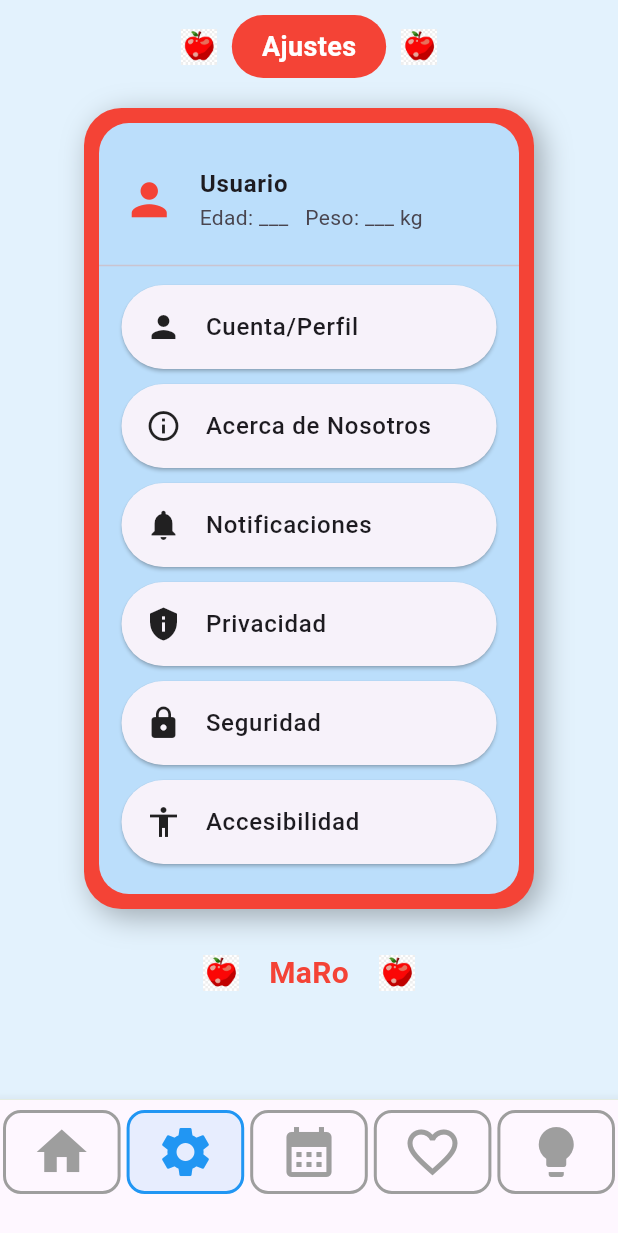
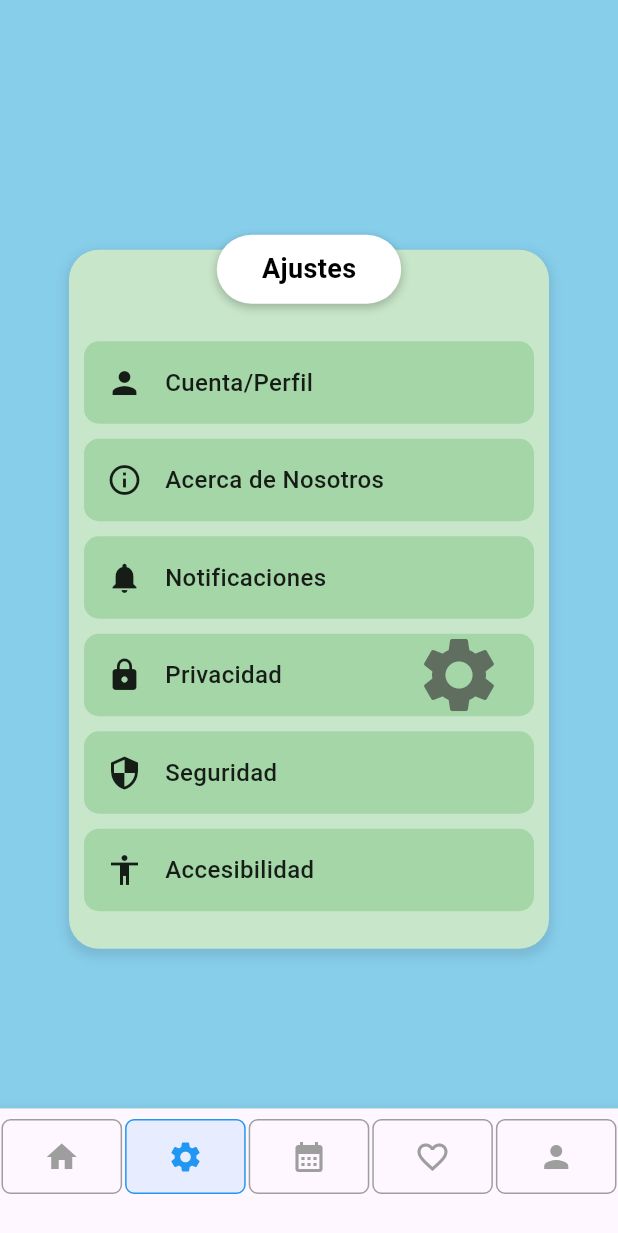
Before and after one commit to Marconic12/App_hackaton, a Flutter app: the MainScaffold screen opened by its route, item 2 of the bottom bar chosen, on a phone screen of 412 x 824 dp. Shown: the top 1233 px of the screen. Run offline on Flutter 3.47's test engine with Material 3 defaults, Android fonts, the phone set to English and light mode, and no system bars; our stand-ins replace animate_do, shared_preferences; accounts and stored records are empty; Roboto replaces fonts that are missing (Cursive).

Commit message:
cambios finales

```diff
--- a/lib/components/app_bar.dart
+++ b/lib/components/app_bar.dart
@@ -11,7 +11,7 @@ class CustomAppBar extends StatelessWidget implements PreferredSizeWidget {
   final TextStyle? defaultTitleStyle;
 
   // Altura aumentada para el diseño original
-  static const double customHeight = 80;
+  static const double customHeight = 110.8;
 
   const CustomAppBar({
     super.key,
@@ -61,12 +61,14 @@ class CustomAppBar extends StatelessWidget implements PreferredSizeWidget {
         // Propiedades adaptadas
         backgroundColor: backgroundColor,
         elevation: 0,
-        automaticallyImplyLeading: false, // Controlamos el leading con nuestro widget
+        automaticallyImplyLeading: false,
+        // Importante: también debemos aumentar la altura aquí para que el AppBar anidado no lo limite
+        toolbarHeight: customHeight,
         title: centerTitle ? Center(child: styledTitle) : styledTitle,
-        leading: leading != null ? Padding(
-          padding: const EdgeInsets.symmetric(horizontal: 12),
-          child: leading,
-        ) : null,
+
+        // ¡CAMBIO CLAVE! Eliminamos el Padding extra.
+        leading: leading,
+
         actions: actions,
       ),
     );
--- a/lib/main.dart
+++ b/lib/main.dart
@@ -39,8 +39,8 @@ class _MainScaffoldState extends State<MainScaffold> {
     const HomePage(),
     const Ajustes(),
     const Center(child: Text("Favoritos", style: TextStyle(fontSize: 24))),
-      const Center(child: Text("Calendario", style: TextStyle(fontSize: 24))),
-    const Perfil(), // Aquí reemplazamos el placeholder
+    const Center(child: Text("Calendario", style: TextStyle(fontSize: 24))),
+    const Perfil(),
   ];
 
   void _onItemTapped(int index) {
@@ -49,20 +49,23 @@ class _MainScaffoldState extends State<MainScaffold> {
     });
   }
 
-  BottomNavigationBarItem _navItem(IconData icon, int index, {double size = 24}) {
+  // Altura personalizada más pequeña para la barra de navegación
+  static const double _customBarHeight = 50.0; // ¡Cambiado de kBottomNavigationBarHeight (56.0) a 50.0!
+
+  BottomNavigationBarItem _navItem(IconData icon, int index, {double size = 15}) {
     final bool isSelected = _selectedIndex == index;
 
     return BottomNavigationBarItem(
       icon: SizedBox(
-        height: kBottomNavigationBarHeight,
+        height: _customBarHeight, // <-- Se usa la altura personalizada
         child: Container(
           alignment: Alignment.center,
-          margin: const EdgeInsets.symmetric(horizontal: 2),
+          margin: const EdgeInsets.symmetric(horizontal: 1),
           decoration: BoxDecoration(
-            borderRadius: BorderRadius.circular(12),
+            borderRadius: BorderRadius.circular(6),
             border: Border.all(
               color: isSelected ? Colors.blue : Colors.grey,
-              width: 2,
+              width: 1,
             ),
             color: isSelected ? Colors.blue.withOpacity(0.1) : Colors.transparent,
           ),
@@ -84,17 +87,17 @@ class _MainScaffoldState extends State<MainScaffold> {
       body: _pages[_selectedIndex],
       bottomNavigationBar: BottomNavigationBar(
         type: BottomNavigationBarType.fixed,
-        iconSize: 22,
+        iconSize: 15,
         currentIndex: _selectedIndex,
         selectedItemColor: Colors.blue,
         unselectedItemColor: Colors.grey,
         onTap: _onItemTapped,
         items: [
-          _navItem(Icons.home, 0, size: 40),
-          _navItem(Icons.settings, 1, size: 40),
-          _navItem(Icons.calendar_month, 2, size: 40),
-          _navItem(Icons.favorite_border, 3, size: 40),
-          _navItem(Icons.lightbulb, 3, size: 40),
+          _navItem(Icons.home, 0, size: 24), // Reducido el tamaño del ícono
+          _navItem(Icons.settings, 1, size: 24), // Reducido el tamaño del ícono
+          _navItem(Icons.calendar_month, 2, size: 24), // Reducido el tamaño del ícono
+          _navItem(Icons.favorite_border, 3, size: 24), // Reducido el tamaño del ícono
+          _navItem(Icons.person, 4, size: 24), // IMPORTANTE: El índice de Perfil es 4
         ],
       ),
     );
--- a/lib/screens/Condition.dart
+++ b/lib/screens/Condition.dart
@@ -21,10 +21,13 @@ class _PhysicalConditionScreenState extends State<PhysicalConditionScreen> {
     'Hipertensión',
     'Ninguna'
   ];
-  final Set<String> _selectedConditions = {};
+  // *** CAMBIO REALIZADO AQUÍ (Línea 26) ***
+  // Inicializa con "Ninguna" para que el botón esté activo por defecto.
+  final Set<String> _selectedConditions = {'Ninguna'};
+
   final TextEditingController _otherConditionController = TextEditingController();
 
-  // El getter se mantiene igual (Opción 2)
+  // El getter se mantiene igual
   bool get _isConditionSelected =>
     _selectedConditions.isNotEmpty || _otherConditionController.text.trim().isNotEmpty;
 
@@ -136,10 +139,10 @@ class _PhysicalConditionScreenState extends State<PhysicalConditionScreen> {
                           ? const Icon(Icons.check_circle, color: Colors.white)
                           : null,
                       label: Text(condition, style: TextStyle(
-                        color: isSelected ? Colors.white : Colors.blueAccent,
+                        color: isSelected && condition != 'Ninguna' ? Colors.white : (isSelected && condition == 'Ninguna' ? Colors.white : Colors.blueAccent),
                         fontWeight: FontWeight.w600,
                       )),
-                      backgroundColor: isSelected ? Colors.blueAccent : Colors.blueAccent,
+                      backgroundColor: isSelected ? Colors.blueAccent : Colors.white, // Color de fondo diferente para deseleccionado
                       shape: StadiumBorder(
                         side: BorderSide(
                           color: isSelected ? Colors.blueAccent : Colors.blueAccent.shade200,
@@ -176,9 +179,9 @@ class _PhysicalConditionScreenState extends State<PhysicalConditionScreen> {
                     ),
                     focusedBorder: OutlineInputBorder(
                       borderRadius: BorderRadius.circular(15),
-                      borderSide: const BorderSide(color: Colors.deepOrange, width: 2.5),
+                      borderSide: const BorderSide(color: Colors.blueAccent, width: 2.5),
                     ),
-                    prefixIcon: const Icon(Icons.medical_services, color: Colors.deepOrange),
+                    prefixIcon: const Icon(Icons.medical_services, color: Colors.blueAccent),
                   ),
                 ),
               ),
@@ -191,7 +194,7 @@ class _PhysicalConditionScreenState extends State<PhysicalConditionScreen> {
                 child: ElevatedButton(
                   onPressed: _isConditionSelected ? _navigateToNextScreen : null,
                   style: ElevatedButton.styleFrom(
-                    backgroundColor: Colors.deepOrange,
+                    backgroundColor: Colors.blueAccent,
                     foregroundColor: Colors.white,
                     disabledBackgroundColor: Colors.grey.shade400,
                     padding: const EdgeInsets.symmetric(vertical: 18, horizontal: 50),
--- a/lib/screens/home_page.dart
+++ b/lib/screens/home_page.dart
@@ -4,6 +4,7 @@ import 'package:victor_appl_maro/components/app_bar.dart';
 import 'package:victor_appl_maro/components/peso_imc.dart';
 import 'package:victor_appl_maro/components/consejos_wild.dart';
 import 'package:victor_appl_maro/components/chat_bot.dart';
+import 'package:victor_appl_maro/screens/perfil.dart'; // Asegúrate de que ChatScreen esté importado si es de 'chat_bot.dart'
 
 
 class HomePage extends StatefulWidget {
@@ -18,7 +19,10 @@ class _HomePageState extends State<HomePage> {
     'weight': 70,
     'height': 170,
   };
-
+  final double iconSize1 = 100;
+  final double buttonAreaSize1 = 110;
+  final double iconSize = 60;
+  final double buttonAreaSize = 70;
   @override
   Widget build(BuildContext context) {
     return Scaffold(
@@ -26,29 +30,49 @@ class _HomePageState extends State<HomePage> {
         backgroundColor: AppColor.background,
         elevation: 0,
         title: const SizedBox.shrink(),
-        leading: IconButton(
-          onPressed: () {},
+
+        // 1. Botón de Perfil (leading)
+        leading: SizedBox( // Envuelve en SizedBox para darle más área
+          width: buttonAreaSize1,
+          height: buttonAreaSize1,
+          child: IconButton(
+            padding: EdgeInsets.zero, // Elimina el padding interno predeterminado
+            onPressed:() {
+            Navigator.push(
+            context,
+            MaterialPageRoute(builder: (context) => const Perfil()   ),
+            );
+            },
             icon: Image.asset(
               'assets/icons/boton perfil.png',
-            height: 48,
-            width: 48,
+              height: iconSize1, // Establece el tamaño del icono
+              width: iconSize1,
             ),
             tooltip: 'Perfil',
           ),
+        ),
+
         actions: [
-          IconButton(
+          // 2. Botón de Chatbot (actions)
+          SizedBox( // Envuelve en SizedBox para darle más área
+            width: buttonAreaSize,
+            height: buttonAreaSize,
+            child: IconButton(
+              padding: EdgeInsets.zero, // Elimina el padding interno predeterminado
               onPressed: () {
                   Navigator.push(
                   context,
+                  // Asumo que ChatScreen es el widget de la pantalla del chatbot
                   MaterialPageRoute(builder: (context) => const ChatScreen()),
                 );
               },
               icon: Image.asset(
                 'assets/icons/boton de chatbot.png',
-              height: 48,
-              width: 48,
+                height: iconSize, // Establece el tamaño del icono
+                width: iconSize,
               ),
               tooltip: 'Chatbot',
+            ),
           ),
           const SizedBox(width: 10),
         ],
--- a/lib/screens/setting.dart
+++ b/lib/screens/setting.dart
@@ -5,103 +5,131 @@ class Ajustes extends StatelessWidget {
 
   @override
   Widget build(BuildContext context) {
+    // Definición de colores base del diseño
+    const Color colorFondoAzulClaro = Color(0xFF87CEEB); // Un azul más vívido para el fondo
+    const Color colorCajaVerdeClaro = Color(0xFFC8E6C9); // Verde muy claro para la caja principal
+    const Color colorBotonVerde = Color(0xFFA5D6A7); // Verde claro ligeramente más oscuro para los botones
+    const Color colorGrisOscuro = Color(0xFF424242); // Gris oscuro para el icono de engranaje
+
     return Scaffold(
-      backgroundColor: Colors.blue.shade50,
-      body: SafeArea(
-        child: ListView(
-          padding: const EdgeInsets.symmetric(vertical: 10),
+      // El fondo exterior es el color azul vibrante
+      backgroundColor: colorFondoAzulClaro,
+      body: Center(
+        child: Container(
+          // Contenedor principal para la caja verde
+          width: 320, // Ancho fijo para simular el cuerpo del teléfono/app
+          margin: const EdgeInsets.only(top: 80, bottom: 20),
+          decoration: BoxDecoration(
+            color: colorCajaVerdeClaro,
+            borderRadius: BorderRadius.circular(20),
+            // Se puede omitir la sombra para simplificar o añadir una sutil
+            boxShadow: [
+              BoxShadow(
+                color: Colors.black.withOpacity(0.1),
+                spreadRadius: 2,
+                blurRadius: 5,
+                offset: const Offset(0, 3),
+              ),
+            ],
+          ),
+          child: Column(
+            mainAxisSize: MainAxisSize.min, // Ajusta el tamaño al contenido
             children: [
-            // Encabezado Ajustes
-            Padding(
-              padding: const EdgeInsets.symmetric(vertical: 0),
-              child: Row(
-                mainAxisAlignment: MainAxisAlignment.center,
-                children: [
-                  Image.asset("assets/icons/apple.png", height: 24),
-                  const SizedBox(width: 10),
-                  Container(
-                    padding:
-                        const EdgeInsets.symmetric(vertical: 8, horizontal: 20),
+              // Encabezado "Ajustes"
+              Transform.translate(
+                offset: const Offset(0, -10), // Mueve el encabezado hacia arriba
+                child: Container(
+                  padding: const EdgeInsets.symmetric(vertical: 10, horizontal: 30),
                   decoration: BoxDecoration(
-                      color: Colors.red,
+                    color: Colors.white,
                     borderRadius: BorderRadius.circular(30),
+                    boxShadow: [
+                      BoxShadow(
+                        color: Colors.black.withOpacity(0.2),
+                        spreadRadius: 1,
+                        blurRadius: 4,
+                        offset: const Offset(0, 2),
+                      ),
+                    ],
                   ),
                   child: const Text(
                     "Ajustes",
                     style: TextStyle(
-                        color: Colors.white,
+                      color: Colors.black,
                       fontWeight: FontWeight.bold,
                       fontSize: 18,
                     ),
                   ),
                 ),
-                  const SizedBox(width: 10),
-                  Image.asset("assets/icons/apple.png", height: 24),
+              ),
+
+              // Lista de Opciones
+              Padding(
+                padding: const EdgeInsets.symmetric(horizontal: 10, vertical: 10),
+                child: Column(
+                  children: [
+                    _buildOpcion(Icons.person, "Cuenta/Perfil", colorBotonVerde),
+                    _buildOpcion(Icons.info_outline, "Acerca de Nosotros", colorBotonVerde),
+                    _buildOpcion(Icons.notifications, "Notificaciones", colorBotonVerde),
+                    // Uso de Stack para colocar el engranaje junto a "Privacidad"
+                    Stack(
+                      alignment: Alignment.centerRight,
+                      children: [
+                        _buildOpcion(Icons.lock, "Privacidad", colorBotonVerde),
+                        // Ícono de Engranaje (solo junto a Privacidad/Seguridad en la imagen)
+                        Padding(
+                          padding: const EdgeInsets.only(right: 20.0),
+                          child: Icon(
+                            Icons.settings,
+                            size: 60,
+                            color: colorGrisOscuro.withOpacity(0.7),
+                          ),
+                        ),
+                      ],
+                    ),
+                    _buildOpcion(Icons.security, "Seguridad", colorBotonVerde, iconColor: Colors.black87),
+                    _buildOpcion(Icons.accessibility, "Accesibilidad", colorBotonVerde),
+                    const SizedBox(height: 10), // Espacio al final
                   ],
                 ),
               ),
-
-            const SizedBox(height: 20),
-
-            // Caja principal con CustomPainter
-            Center(
-              child: CustomPaint(
-                painter: RedBoxPainter(),
-                child: Container(
-                  width: 280,
-                  margin: const EdgeInsets.all(10),
-                  padding: const EdgeInsets.symmetric(vertical: 15),
-                  decoration: BoxDecoration(
-                    color: Colors.blue.shade100,
-                    borderRadius: BorderRadius.circular(20),
-                  ),
-                  child: Column(
-                    children: [
-                      // Usuario
-                      ListTile(
-                        leading:
-                            const Icon(Icons.person, color: Colors.red, size: 35),
-                        title: const Text("Usuario",
-                            style: TextStyle(fontWeight: FontWeight.bold)),
-                        subtitle: const Text("Edad: ___   Peso: ___ kg"),
-                      ),
-                      const Divider(),
-
-                      // Opciones
-                      _buildOpcion(Icons.person, "Cuenta/Perfil"),
-                      _buildOpcion(Icons.info_outline, "Acerca de Nosotros"),
-                      _buildOpcion(Icons.notifications, "Notificaciones"),
-                      _buildOpcion(Icons.privacy_tip, "Privacidad"),
-                      _buildOpcion(Icons.lock, "Seguridad"),
-                      _buildOpcion(Icons.accessibility, "Accesibilidad"),
             ],
           ),
         ),
       ),
+    );
+  }
+
+  // Widget auxiliar para las opciones de la lista
+  Widget _buildOpcion(IconData icono, String texto, Color colorFondo, {Color iconColor = Colors.black87}) {
+    // Utiliza un `GestureDetector` dentro de un `Container` para replicar mejor el estilo de botón.
+    return GestureDetector(
+      onTap: () {
+        // Lógica de navegación o acción del botón
+      },
+      child: Container(
+        height: 55, // Altura fija para botones uniformes
+        margin: const EdgeInsets.symmetric(vertical: 5),
+        padding: const EdgeInsets.symmetric(horizontal: 15),
+        decoration: BoxDecoration(
+          color: colorFondo,
+          borderRadius: BorderRadius.circular(10), // Bordes menos redondeados que el encabezado
         ),
-
-            const SizedBox(height: 20),
-
-            // Pie con manzana y firma
-            Padding(
-              padding: const EdgeInsets.all(8.0),
         child: Row(
-                mainAxisAlignment: MainAxisAlignment.center,
           children: [
-                  Image.asset("assets/icons/apple.png", height: 24),
-                  const SizedBox(width: 20),
-                  const Text(
-                    "MaRo",
-                    style: TextStyle(
-                      fontFamily: "Cursive",
-                      fontSize: 20,
-                      color: Colors.red,
-                      fontWeight: FontWeight.bold,
+            // El icono para "Cuenta/Perfil" en la imagen parece un icono de persona con una silueta más simple
+            Icon(
+              icono,
+              color: iconColor,
+              size: 24,
             ),
-                  ),
-                  const SizedBox(width: 20),
-                  Image.asset("assets/icons/apple.png", height: 24),
-                ],
+            const SizedBox(width: 15),
+            Text(
+              texto,
+              style: const TextStyle(
+                fontWeight: FontWeight.w500,
+                fontSize: 16,
+                color: Colors.black87,
               ),
             ),
           ],
@@ -109,45 +137,4 @@ class Ajustes extends StatelessWidget {
       ),
     );
   }
-
-  // Widget auxiliar para las opciones
-  Widget _buildOpcion(IconData icono, String texto) {
-    return Card(
-      shape: RoundedRectangleBorder(borderRadius: BorderRadius.circular(30)),
-      margin: const EdgeInsets.symmetric(vertical: 5, horizontal: 15),
-      child: ListTile(
-        leading: Icon(icono, color: Colors.black87),
-        title: Text(
-          texto,
-          style: const TextStyle(fontWeight: FontWeight.w500),
-        ),
-        onTap: () {},
-      ),
-    );
 }
-}
-
-/// Painter para el rectángulo rojo con sombra
-class RedBoxPainter extends CustomPainter {
-  @override
-  void paint(Canvas canvas, Size size) {
-    final rect = RRect.fromRectAndRadius(
-      Rect.fromLTWH(0, 0, size.width, size.height),
-      const Radius.circular(25),
-    );
-
-    // Sombra
-    final shadowPaint = Paint()
-      ..color = Colors.black.withOpacity(0.3)
-      ..maskFilter = const MaskFilter.blur(BlurStyle.normal, 10);
-
-    canvas.drawRRect(rect.shift(const Offset(5, 5)), shadowPaint);
-
-    // Caja roja
-    final paint = Paint()..color = Colors.red;
-    canvas.drawRRect(rect, paint);
-  }
-
-  @override
-  bool shouldRepaint(covariant CustomPainter oldDelegate) => false;
-}
```
Lines whose indentation alone changed are shown as unchanged.
